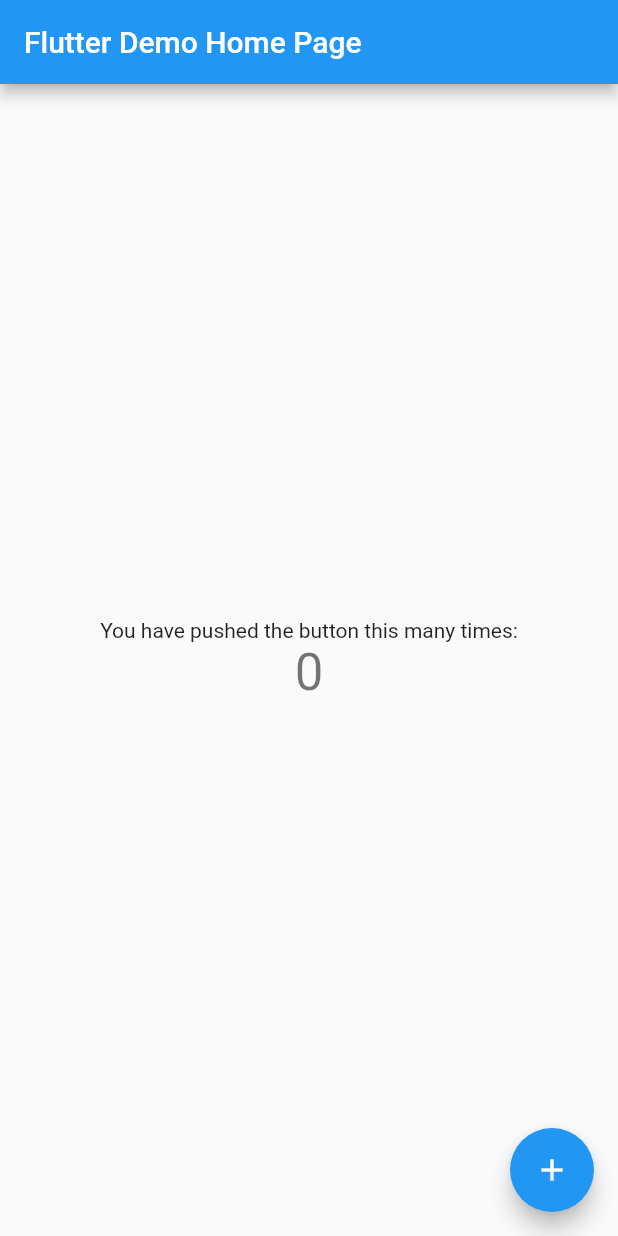
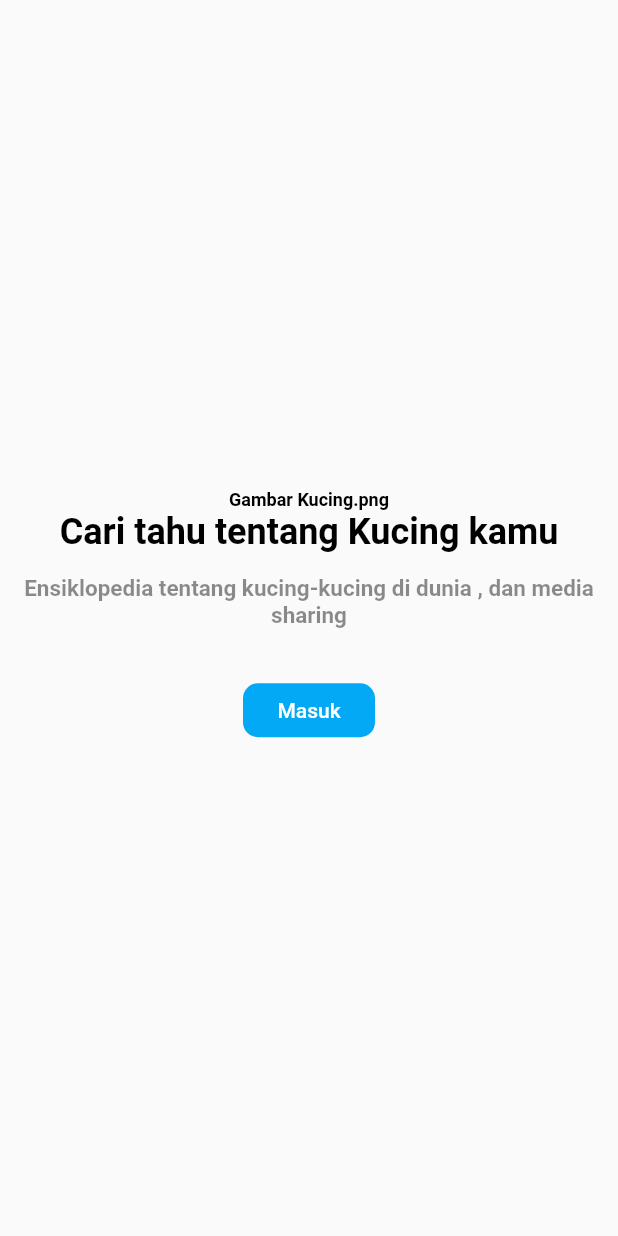
Before and after one commit to ogirians/kucingpedia, a Flutter app: the screen it shows after launch, on a phone screen of 412 x 824 dp. Run offline on Flutter 3.47's test engine with Material 2 defaults, Android fonts, the light colour scheme and no system bars.

Commit message:
welcome page

```diff
--- /dev/null
+++ b/lib/home_page.dart
@@ -0,0 +1,110 @@
+import 'package:flutter/material.dart';
+// import 'package:kucingpedia/detail_page.dart';
+final ButtonStyle flatButtonStyle = TextButton.styleFrom(
+  primary: Colors.white,
+  backgroundColor: Colors.lightBlue,
+  minimumSize: Size(88, 36),
+  padding: EdgeInsets.symmetric(horizontal: 16.0),
+  shape: const RoundedRectangleBorder(
+    borderRadius: BorderRadius.all(Radius.circular(10.0)),
+  ),
+);
+
+class MyHomePage extends StatelessWidget {
+  const MyHomePage({Key? key, required String title, }) : super(key: key);
+
+
+
+
+  @override
+    Widget build(BuildContext context) {
+      return Scaffold(
+          body: Padding(
+                padding: EdgeInsets.all(10.0),
+                child: (
+                  Column(
+                    mainAxisAlignment: MainAxisAlignment.center, //Center Row contents horizontally,
+                    crossAxisAlignment: CrossAxisAlignment.center, //Center Row contents vertically,
+                    children: <Widget>[
+                      Container(
+                        // color: Colors.grey[100],
+                        child: Column(
+                          mainAxisAlignment: MainAxisAlignment.center, //Center Column contents vertically,
+                          crossAxisAlignment: CrossAxisAlignment.center, //Center Column contents horizontally,
+                          children: <Widget>[
+                            const Text(
+                              'Gambar Kucing.png',
+                              style : TextStyle(
+                                color: Colors.black,
+                                fontWeight: FontWeight.bold,
+                                fontSize: 12,
+                              )
+                            )
+                          ],
+                        ),
+                      ),
+                      Container(
+                        // color: Colors.grey[100],
+                        child: Column(
+                          mainAxisAlignment: MainAxisAlignment.center, //Center Column contents vertically,
+                          crossAxisAlignment: CrossAxisAlignment.center, //Center Column contents horizontally,
+                          children: <Widget>[
+                            const Text(
+                              'Cari tahu tentang Kucing kamu',
+                              textAlign: TextAlign.center,
+                              style : TextStyle(
+                                color: Colors.black,
+                                fontWeight: FontWeight.bold,
+                                fontSize: 24,
+
+                              )
+                            )
+                          ],
+                        ),
+                      ),
+                      Container(
+                        // color: Colors.grey[100],
+                        padding: EdgeInsets.only(top:15),
+                        child: Column(
+                          mainAxisAlignment: MainAxisAlignment.center, //Center Column contents vertically,
+                          crossAxisAlignment: CrossAxisAlignment.center, //Center Column contents horizontally,
+                          children: <Widget>[
+                            const Text(
+                              'Ensiklopedia tentang kucing-kucing di dunia , dan media sharing',
+                              textAlign: TextAlign.center,
+                              style : TextStyle(
+                                color: Colors.black45,
+                                fontWeight: FontWeight.bold,
+                                fontSize: 15,
+
+                              )
+                            )
+                          ],
+                        ),
+                      ),
+                      Container(
+                        // color: Colors.grey[100],
+                        padding: EdgeInsets.only(top: 30),
+                        child: Column(
+                          mainAxisAlignment: MainAxisAlignment.center, //Center Column contents vertically,
+                          crossAxisAlignment: CrossAxisAlignment.center, //Center Column contents horizontally,
+                          children: <Widget>[
+                            TextButton(
+                              style: flatButtonStyle,
+                              onPressed: () { },
+                              child: Text('Masuk'),
+                            )
+
+                          ],
+                        ),
+                      ),
+
+                    ],
+                  )
+
+                )
+          )
+        );
+
+  }
+}
--- a/lib/main.dart
+++ b/lib/main.dart
@@ -1,4 +1,5 @@
 import 'package:flutter/material.dart';
+import 'package:kucingpedia/home_page.dart';
 
 void main() {
   runApp(const MyApp());
@@ -7,109 +8,18 @@
 class MyApp extends StatelessWidget {
   const MyApp({Key? key}) : super(key: key);
 
+
   // This widget is the root of your application.
   @override
   Widget build(BuildContext context) {
     return MaterialApp(
-      title: 'Flutter Demo',
+      title: 'Kucing Pedia',
       theme: ThemeData(
-        // This is the theme of your application.
-        //
-        // Try running your application with "flutter run". You'll see the
-        // application has a blue toolbar. Then, without quitting the app, try
-        // changing the primarySwatch below to Colors.green and then invoke
-        // "hot reload" (press "r" in the console where you ran "flutter run",
-        // or simply save your changes to "hot reload" in a Flutter IDE).
-        // Notice that the counter didn't reset back to zero; the application
-        // is not restarted.
-        primarySwatch: Colors.blue,
+        scaffoldBackgroundColor: Colors.grey[50],
       ),
-      home: const MyHomePage(title: 'Flutter Demo Home Page'),
+      home: const MyHomePage(
+        title: 'KucingPedia App'
+      ),
     );
   }
 }
-
-class MyHomePage extends StatefulWidget {
-  const MyHomePage({Key? key, required this.title}) : super(key: key);
-
-  // This widget is the home page of your application. It is stateful, meaning
-  // that it has a State object (defined below) that contains fields that affect
-  // how it looks.
-
-  // This class is the configuration for the state. It holds the values (in this
-  // case the title) provided by the parent (in this case the App widget) and
-  // used by the build method of the State. Fields in a Widget subclass are
-  // always marked "final".
-
-  final String title;
-
-  @override
-  State<MyHomePage> createState() => _MyHomePageState();
-}
-
-class _MyHomePageState extends State<MyHomePage> {
-  int _counter = 0;
-
-  void _incrementCounter() {
-    setState(() {
-      // This call to setState tells the Flutter framework that something has
-      // changed in this State, which causes it to rerun the build method below
-      // so that the display can reflect the updated values. If we changed
-      // _counter without calling setState(), then the build method would not be
-      // called again, and so nothing would appear to happen.
-      _counter++;
-    });
-  }
-
-  @override
-  Widget build(BuildContext context) {
-    // This method is rerun every time setState is called, for instance as done
-    // by the _incrementCounter method above.
-    //
-    // The Flutter framework has been optimized to make rerunning build methods
-    // fast, so that you can just rebuild anything that needs updating rather
-    // than having to individually change instances of widgets.
-    return Scaffold(
-      appBar: AppBar(
-        // Here we take the value from the MyHomePage object that was created by
-        // the App.build method, and use it to set our appbar title.
-        title: Text(widget.title),
-      ),
-      body: Center(
-        // Center is a layout widget. It takes a single child and positions it
-        // in the middle of the parent.
-        child: Column(
-          // Column is also a layout widget. It takes a list of children and
-          // arranges them vertically. By default, it sizes itself to fit its
-          // children horizontally, and tries to be as tall as its parent.
-          //
-          // Invoke "debug painting" (press "p" in the console, choose the
-          // "Toggle Debug Paint" action from the Flutter Inspector in Android
-          // Studio, or the "Toggle Debug Paint" command in Visual Studio Code)
-          // to see the wireframe for each widget.
-          //
-          // Column has various properties to control how it sizes itself and
-          // how it positions its children. Here we use mainAxisAlignment to
-          // center the children vertically; the main axis here is the vertical
-          // axis because Columns are vertical (the cross axis would be
-          // horizontal).
-          mainAxisAlignment: MainAxisAlignment.center,
-          children: <Widget>[
-            const Text(
-              'You have pushed the button this many times:',
-            ),
-            Text(
-              '$_counter',
-              style: Theme.of(context).textTheme.headline4,
-            ),
-          ],
-        ),
-      ),
-      floatingActionButton: FloatingActionButton(
-        onPressed: _incrementCounter,
-        tooltip: 'Increment',
-        child: const Icon(Icons.add),
-      ), // This trailing comma makes auto-formatting nicer for build methods.
-    );
-  }
-}
```
Also changed, not shown: lib/detail_page.dart (added).
